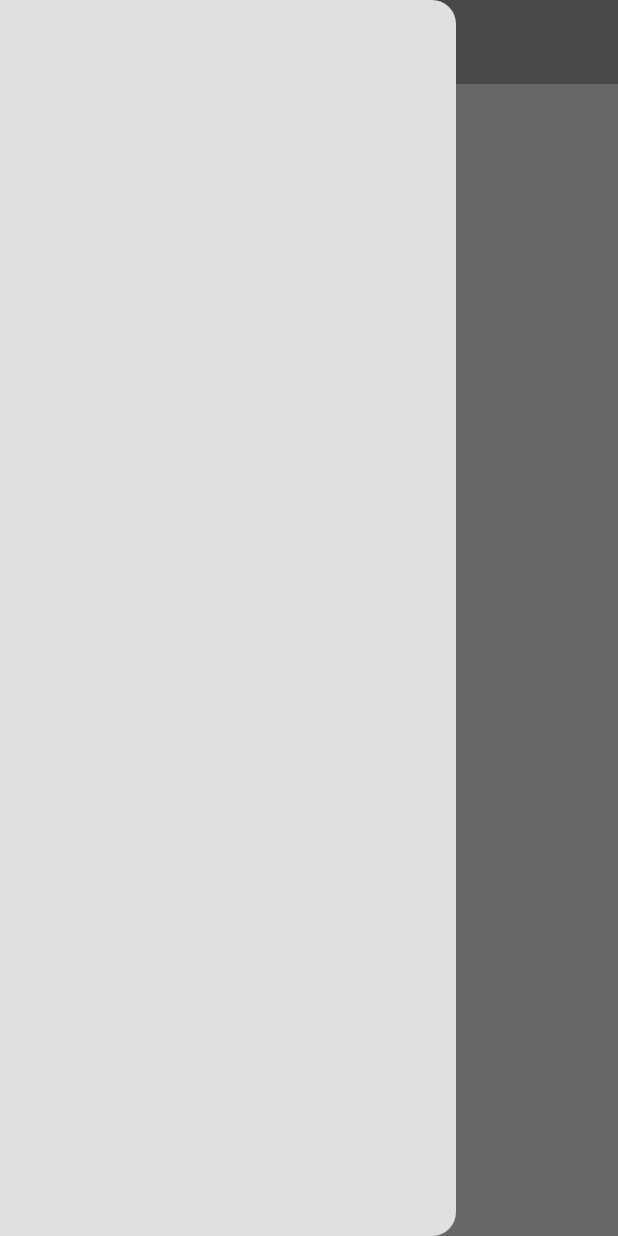
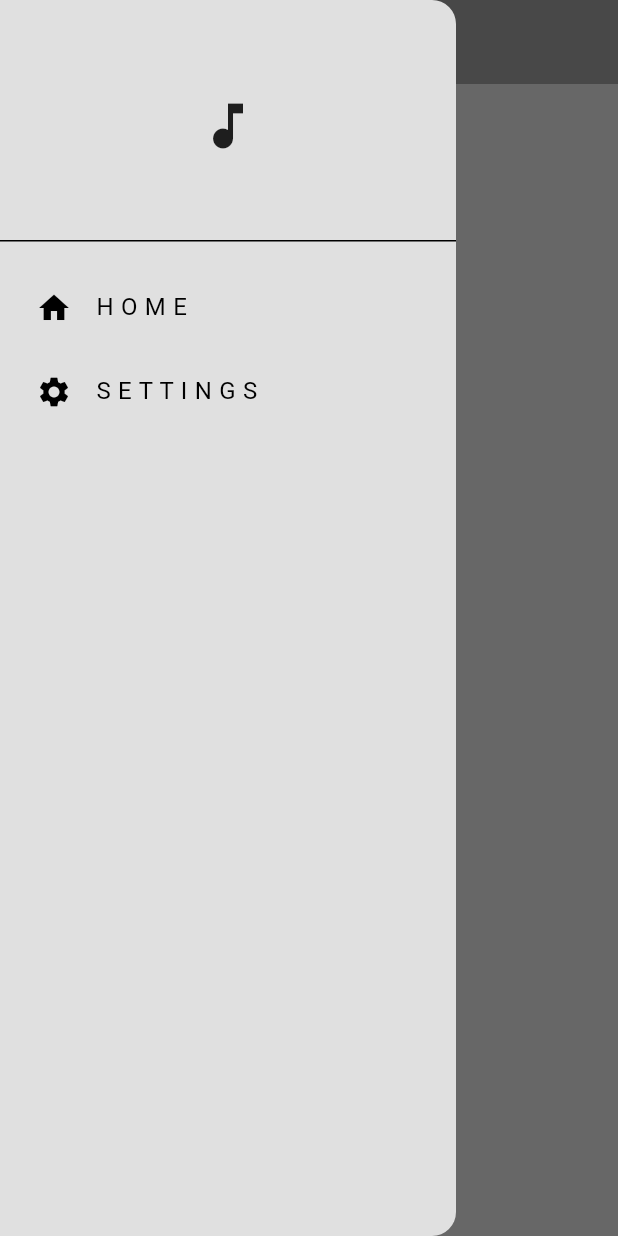
Before and after one commit to zohaib-pro/flutter_music_player, a Flutter app: the screen it shows after launch, with the side drawer open, on a phone screen of 412 x 824 dp. Run offline on Flutter 3.47's test engine with Material 3 defaults, Android fonts, the phone set to English and light mode, and no system bars.

Commit message:
created drawer

```diff
--- /dev/null
+++ b/lib/components/main_drawer.dart
@@ -0,0 +1,46 @@
+import 'package:flutter/material.dart';
+import 'package:musicplayer/pages/settings_page.dart';
+
+class MainDrawer extends StatelessWidget {
+  @override
+  Widget build(BuildContext context) {
+    return Drawer(
+        backgroundColor: Theme.of(context).colorScheme.surface,
+        child: Column(
+          children: [
+            const DrawerHeader(
+                child: Center(
+              child: Icon(
+                Icons.music_note,
+                size: 40,
+              ),
+            )),
+            Padding(
+              padding: const EdgeInsets.all(8),
+              child: Column(
+                children: [
+                  ListTile(
+                    title: const Text("H O M E"),
+                    leading: const Icon(Icons.home),
+                    onTap: () {
+                      Navigator.pop(context);
+                    },
+                  ),
+                  ListTile(
+                    title: const Text("S E T T I N G S"),
+                    leading: const Icon(Icons.settings),
+                    onTap: () {
+                      Navigator.pop(context);
+                      Navigator.push(
+                          context,
+                          MaterialPageRoute(
+                              builder: (context) => SettingsPage()));
+                    },
+                  )
+                ],
+              ),
+            )
+          ],
+        ));
+  }
+}
--- a/lib/pages/home_page.dart
+++ b/lib/pages/home_page.dart
@@ -1,4 +1,5 @@
 import 'package:flutter/material.dart';
+import 'package:musicplayer/components/main_drawer.dart';
 
 class HomePage extends StatefulWidget {
   @override
@@ -12,7 +13,7 @@ class _HomePageState extends State<HomePage> {
   Widget build(BuildContext context) {
     return Scaffold(
       appBar: AppBar(title: const Text("P L A Y L I S T")),
-      drawer: Drawer(),
+      drawer: MainDrawer(),
     );
   }
 }
```
